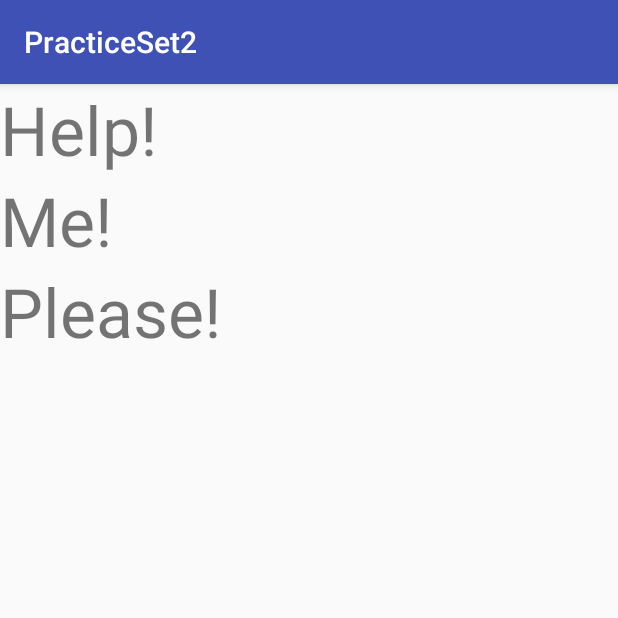
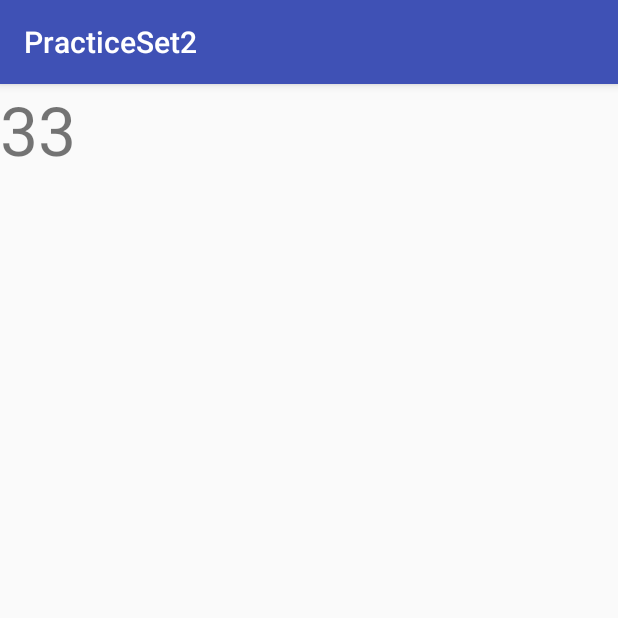
Before and after one commit to jtaurasi/PracticeSet2, an Android app: the screen it shows after launch (MainActivity), on a phone screen of 412 x 824 dp, the top half of it. Run offline under Robolectric (Android 15) with nearby library versions, the phone set to English and light mode, and no system bars.

Commit message:
revised for lesson 8 quiz 7

```diff
--- a/app/src/main/java/com/example/android/practiceset2/MainActivity.java
+++ b/app/src/main/java/com/example/android/practiceset2/MainActivity.java
@@ -10,19 +10,21 @@ public class MainActivity extends AppCompatActivity {
     super.onCreate(savedInstanceState);
     setContentView(R.layout.activity_main);
     // PASTE CODE YOU WANT TO TEST HERExf
-    display1("Help!");
-    display2("Me!");
-    display3("Please!");
+    int weekday = 5;
+    int weekend = 9;
+    int optimalHours = 7 * 8;
+    int actualHours = weekday;
+    actualHours = actualHours + weekend * 2;
+    int solution = optimalHours - actualHours;
+    display1(solution);
   }
-
   /**
    * Display methods that allow the text to appear on the screen. Don't worry if you don't know
    * how these work yet. We'll be covering them in lesson 3.
    */
-
-  public void display1(String text) {
+  public void display1(int i) {
     TextView t = findViewById(R.id.display_text_view);
-    t.setText(text);
+    t.setText("" + i);
   }
 
   public void display2(String text) {
```
